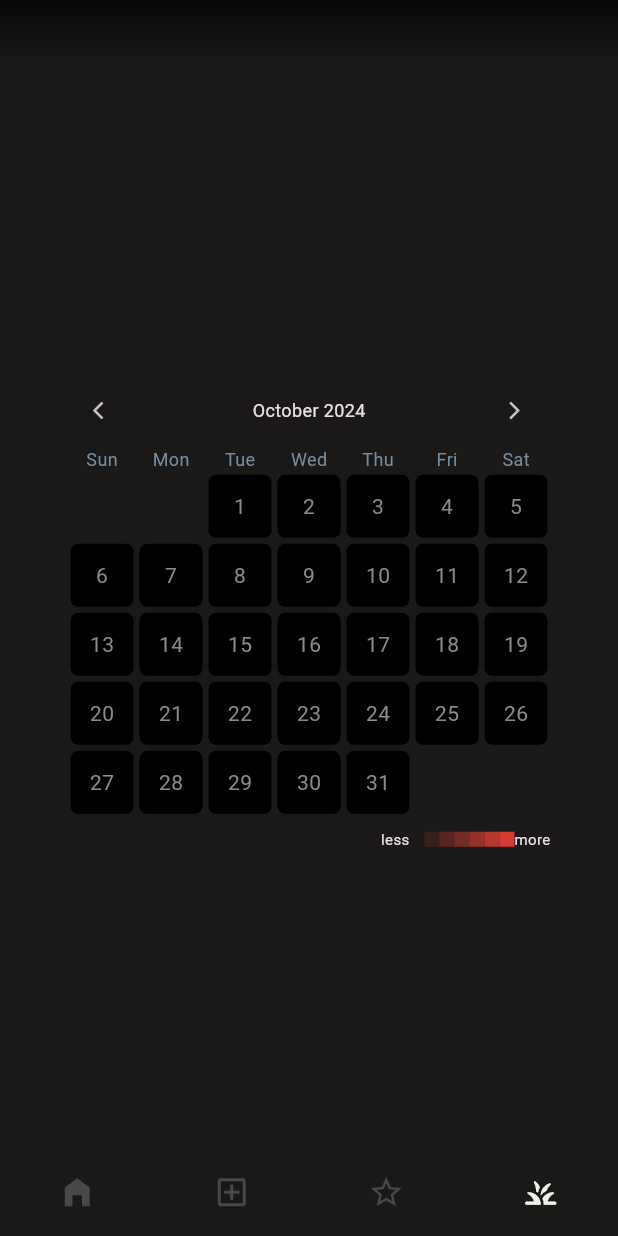
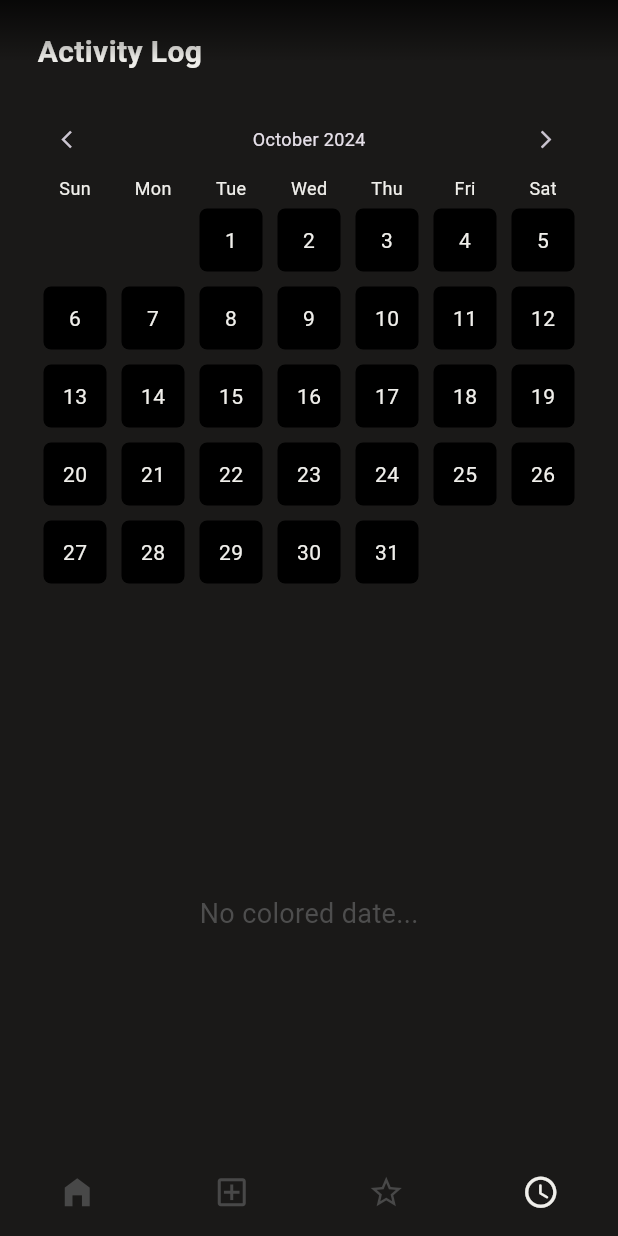
Before and after one commit to wold21/creeate_memo, a Flutter app: the screen it shows after launch, item 4 of the bottom bar chosen, on a phone screen of 412 x 824 dp. Run offline on Flutter 3.47's test engine with Material 3 defaults, Android fonts, the phone set to English and light mode, and no system bars; our stand-ins replace flutter_heatmap_calendar, sqflite; accounts and stored records are empty.

Commit message:
updated: ..... - 히트맵 캘린더 데이터 완성 - 클릭 시 해당 날짜 데이터 조회 기능 추가 필요

```diff
--- a/lib/components/nav/custom_bottom_nav_bar.dart
+++ b/lib/components/nav/custom_bottom_nav_bar.dart
@@ -38,7 +38,7 @@ class CustomBottomNavBar extends StatelessWidget {
           CustomNavItem(
             index: 2,
             onTap: onTap,
-            icon: Icons.grass_rounded,
+            icon: Icons.access_time_rounded,
             isActive: currentIndex == 2,
           ),
         ],
--- a/lib/pages/favorite_page.dart
+++ b/lib/pages/favorite_page.dart
@@ -33,7 +33,7 @@ class _FavoritePageState extends State<FavoritePage> {
                 children: [
                   Padding(
                     padding:
-                        EdgeInsets.symmetric(vertical: 15.0, horizontal: 20.0),
+                        EdgeInsets.symmetric(vertical: 20.0, horizontal: 25.0),
                     child: Align(
                       alignment: Alignment.centerLeft,
                       child: Text(
--- a/lib/pages/graph_page.dart
+++ b/lib/pages/graph_page.dart
@@ -1,3 +1,5 @@
+import 'package:create_author/databases/contribution/contribution_helper.dart';
+import 'package:create_author/models/record.dart';
 import 'package:flutter/material.dart';
 import 'package:flutter_heatmap_calendar/flutter_heatmap_calendar.dart';
 
@@ -9,26 +11,72 @@ class GraphPage extends StatefulWidget {
 }
 
 class _GraphPageState extends State<GraphPage> {
+  Map<DateTime, int> contributionData = {};
+  List<RecordInfo> _records = [];
+
   @override
   void initState() {
     super.initState();
+    getContributions();
+  }
+
+  Future<void> getContributions() async {
+    Map<DateTime, int> contributions =
+        await ContributionHelper().getAllContributions();
+    setState(() {
+      contributionData = contributions;
+    });
   }
 
   @override
   Widget build(BuildContext context) {
-    return Center(
-      child: HeatMapCalendar(
-        defaultColor: Colors.black,
-        datasets: {
-          DateTime(2021, 1, 6): 3,
-          DateTime(2021, 1, 7): 7,
-          DateTime(2021, 1, 8): 10,
-          DateTime(2021, 1, 9): 13,
-          DateTime(2021, 1, 13): 6,
-        },
-        colorsets: const {
-          1: Colors.red,
-        },
+    return SafeArea(
+      child: Column(
+        children: [
+          Padding(
+            padding: EdgeInsets.symmetric(vertical: 20.0, horizontal: 25.0),
+            child: Align(
+              alignment: Alignment.centerLeft,
+              child: Text(
+                'Activity Log',
+                style: TextStyle(
+                    color: Color(0xffF0EFEB),
+                    fontSize: 20,
+                    fontWeight: FontWeight.bold),
+              ),
+            ),
+          ),
+          HeatMapCalendar(
+            defaultColor: Colors.black,
+            flexible: false,
+            datasets: contributionData,
+            showColorTip: false,
+            weekTextColor: Color(0xffF0EFEB),
+            textColor: Color(0xffF0EFEB),
+            margin: EdgeInsets.all(5),
+            colorsets: const {
+              1: Colors.teal,
+            },
+            onClick: (value) {},
+          ),
+          _records.isEmpty
+              ? Expanded(
+                  child: Center(
+                    child: Text(
+                      'No colored date...',
+                      style: TextStyle(color: Color(0xFF4D4D4D), fontSize: 18),
+                    ),
+                  ),
+                )
+              : Expanded(
+                  child: Center(
+                    child: Text(
+                      'Select a colored date',
+                      style: TextStyle(color: Color(0xFF4D4D4D), fontSize: 18),
+                    ),
+                  ),
+                )
+        ],
       ),
     );
   }
```
Also changed, not shown: lib/databases/contribution/contribution_helper.dart (+16 -2 lines).
